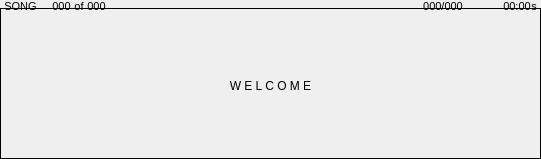
This is src/TitleArea.ui in ModPlugPlayer/LCDDisplayWidget as Qt 5 draws it before an edit. The edited form follows.
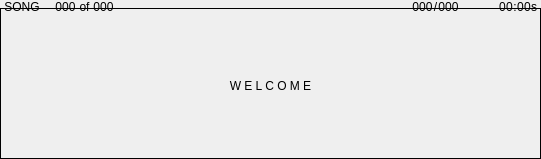
This is the edited form.

Commit message: Font arrangements

The edit to the form file:
```diff
--- a/src/TitleArea.ui
+++ b/src/TitleArea.ui
@@ -66,179 +66,6 @@
       <property name="spacing">
        <number>0</number>
       </property>
-      <item row="0" column="0">
-       <spacer name="horizontalSpacer_topLeft">
-        <property name="orientation">
-         <enum>Qt::Orientation::Horizontal</enum>
-        </property>
-        <property name="sizeType">
-         <enum>QSizePolicy::Policy::Fixed</enum>
-        </property>
-        <property name="sizeHint" stdset="0">
-         <size>
-          <width>3</width>
-          <height>5</height>
-         </size>
-        </property>
-       </spacer>
-      </item>
-      <item row="0" column="8">
-       <spacer name="horizontalSpacer_3">
-        <property name="orientation">
-         <enum>Qt::Orientation::Horizontal</enum>
-        </property>
-        <property name="sizeType">
-         <enum>QSizePolicy::Policy::Fixed</enum>
-        </property>
-        <property name="sizeHint" stdset="0">
-         <size>
-          <width>40</width>
-          <height>5</height>
-         </size>
-        </property>
-       </spacer>
-      </item>
-      <item row="0" column="1">
-       <widget class="QLabel" name="song">
-        <property name="sizePolicy">
-         <sizepolicy hsizetype="Fixed" vsizetype="Fixed">
-          <horstretch>0</horstretch>
-          <verstretch>0</verstretch>
-         </sizepolicy>
-        </property>
-        <property name="font">
-         <font>
-          <pointsize>-1</pointsize>
-         </font>
-        </property>
-        <property name="styleSheet">
-         <string notr="true">font-size: 11px;
-margin-top: 0px; /*Should be negative or zero*/</string>
-        </property>
-        <property name="text">
-         <string>SONG</string>
-        </property>
-        <property name="alignment">
-         <set>Qt::AlignmentFlag::AlignCenter</set>
-        </property>
-       </widget>
-      </item>
-      <item row="0" column="2">
-       <spacer name="horizontalSpacer_4">
-        <property name="orientation">
-         <enum>Qt::Orientation::Horizontal</enum>
-        </property>
-        <property name="sizeType">
-         <enum>QSizePolicy::Policy::Fixed</enum>
-        </property>
-        <property name="sizeHint" stdset="0">
-         <size>
-          <width>15</width>
-          <height>5</height>
-         </size>
-        </property>
-       </spacer>
-      </item>
-      <item row="0" column="10">
-       <widget class="QLabel" name="s">
-        <property name="sizePolicy">
-         <sizepolicy hsizetype="Fixed" vsizetype="Fixed">
-          <horstretch>0</horstretch>
-          <verstretch>0</verstretch>
-         </sizepolicy>
-        </property>
-        <property name="font">
-         <font>
-          <pointsize>-1</pointsize>
-         </font>
-        </property>
-        <property name="styleSheet">
-         <string notr="true">font-size: 11px;
-margin-top: 0px; /*Should be negative or zero*/</string>
-        </property>
-        <property name="text">
-         <string>s</string>
-        </property>
-        <property name="alignment">
-         <set>Qt::AlignmentFlag::AlignCenter</set>
-        </property>
-       </widget>
-      </item>
-      <item row="0" column="4">
-       <widget class="QLabel" name="slash">
-        <property name="sizePolicy">
-         <sizepolicy hsizetype="Fixed" vsizetype="Fixed">
-          <horstretch>0</horstretch>
-          <verstretch>0</verstretch>
-         </sizepolicy>
-        </property>
-        <property name="font">
-         <font>
-          <pointsize>-1</pointsize>
-         </font>
-        </property>
-        <property name="styleSheet">
-         <string notr="true">font-size: 11px;
-margin-top: 0px; /*Should be negative or zero*/</string>
-        </property>
-        <property name="text">
-         <string> of </string>
-        </property>
-        <property name="alignment">
-         <set>Qt::AlignmentFlag::AlignCenter</set>
-        </property>
-       </widget>
-      </item>
-      <item row="0" column="5">
-       <widget class="QLabel" name="subSongAmount">
-        <property name="sizePolicy">
-         <sizepolicy hsizetype="Fixed" vsizetype="Fixed">
-          <horstretch>0</horstretch>
-          <verstretch>0</verstretch>
-         </sizepolicy>
-        </property>
-        <property name="font">
-         <font>
-          <pointsize>-1</pointsize>
-         </font>
-        </property>
-        <property name="styleSheet">
-         <string notr="true">font-size: 11px;
-margin-top: 0px; /*Should be negative or zero*/</string>
-        </property>
-        <property name="text">
-         <string>000</string>
-        </property>
-        <property name="alignment">
-         <set>Qt::AlignmentFlag::AlignCenter</set>
-        </property>
-       </widget>
-      </item>
-      <item row="0" column="9">
-       <widget class="QLabel" name="songDuration">
-        <property name="sizePolicy">
-         <sizepolicy hsizetype="Fixed" vsizetype="Fixed">
-          <horstretch>0</horstretch>
-          <verstretch>0</verstretch>
-         </sizepolicy>
-        </property>
-        <property name="font">
-         <font>
-          <pointsize>-1</pointsize>
-         </font>
-        </property>
-        <property name="styleSheet">
-         <string notr="true">font-size: 11px;
-margin-top: 0px; /*Should be negative or zero*/</string>
-        </property>
-        <property name="text">
-         <string>00:00</string>
-        </property>
-        <property name="alignment">
-         <set>Qt::AlignmentFlag::AlignCenter</set>
-        </property>
-       </widget>
-      </item>
       <item row="0" column="6">
        <spacer name="horizontalSpacer">
         <property name="orientation">
@@ -261,13 +88,10 @@
          </sizepolicy>
         </property>
         <property name="font">
-         <font>
-          <pointsize>-1</pointsize>
-         </font>
+         <font/>
         </property>
         <property name="styleSheet">
-         <string notr="true">font-size: 11px;
-margin-top: 0px; /*Should be negative or zero*/</string>
+         <string notr="true">margin-top: 0px; /*Should be negative or zero*/</string>
         </property>
         <property name="text">
          <string>000</string>
@@ -277,8 +101,24 @@
         </property>
        </widget>
       </item>
-      <item row="0" column="7">
-       <widget class="QLabel" name="pattern">
+      <item row="0" column="10">
+       <spacer name="horizontalSpacer_3">
+        <property name="orientation">
+         <enum>Qt::Orientation::Horizontal</enum>
+        </property>
+        <property name="sizeType">
+         <enum>QSizePolicy::Policy::Fixed</enum>
+        </property>
+        <property name="sizeHint" stdset="0">
+         <size>
+          <width>40</width>
+          <height>5</height>
+         </size>
+        </property>
+       </spacer>
+      </item>
+      <item row="0" column="9">
+       <widget class="QLabel" name="pattern_3">
         <property name="sizePolicy">
          <sizepolicy hsizetype="Fixed" vsizetype="Fixed">
           <horstretch>0</horstretch>
@@ -286,16 +126,35 @@
          </sizepolicy>
         </property>
         <property name="font">
-         <font>
-          <pointsize>-1</pointsize>
-         </font>
+         <font/>
         </property>
         <property name="styleSheet">
-         <string notr="true">font-size: 11px;
-margin-top: 0px; /*Should be negative or zero*/</string>
+         <string notr="true">margin-top: 0px; /*Should be negative or zero*/</string>
         </property>
         <property name="text">
-         <string>000/000</string>
+         <string>000</string>
+        </property>
+        <property name="alignment">
+         <set>Qt::AlignmentFlag::AlignCenter</set>
+        </property>
+       </widget>
+      </item>
+      <item row="0" column="5">
+       <widget class="QLabel" name="subSongAmount">
+        <property name="sizePolicy">
+         <sizepolicy hsizetype="Fixed" vsizetype="Fixed">
+          <horstretch>0</horstretch>
+          <verstretch>0</verstretch>
+         </sizepolicy>
+        </property>
+        <property name="font">
+         <font/>
+        </property>
+        <property name="styleSheet">
+         <string notr="true">margin-top: 0px; /*Should be negative or zero*/</string>
+        </property>
+        <property name="text">
+         <string>000</string>
         </property>
         <property name="alignment">
          <set>Qt::AlignmentFlag::AlignCenter</set>
@@ -303,6 +162,44 @@
        </widget>
       </item>
       <item row="0" column="11">
+       <widget class="QLabel" name="songDuration_minute1">
+        <property name="sizePolicy">
+         <sizepolicy hsizetype="Fixed" vsizetype="Fixed">
+          <horstretch>0</horstretch>
+          <verstretch>0</verstretch>
+         </sizepolicy>
+        </property>
+        <property name="font">
+         <font/>
+        </property>
+        <property name="styleSheet">
+         <string notr="true">margin-top: 0px; /*Should be negative or zero*/</string>
+        </property>
+        <property name="text">
+         <string>0</string>
+        </property>
+        <property name="alignment">
+         <set>Qt::AlignmentFlag::AlignCenter</set>
+        </property>
+       </widget>
+      </item>
+      <item row="0" column="2">
+       <spacer name="horizontalSpacer_4">
+        <property name="orientation">
+         <enum>Qt::Orientation::Horizontal</enum>
+        </property>
+        <property name="sizeType">
+         <enum>QSizePolicy::Policy::Fixed</enum>
+        </property>
+        <property name="sizeHint" stdset="0">
+         <size>
+          <width>15</width>
+          <height>5</height>
+         </size>
+        </property>
+       </spacer>
+      </item>
+      <item row="0" column="17">
        <spacer name="horizontalSpacer_topRight">
         <property name="orientation">
          <enum>Qt::Orientation::Horizontal</enum>
@@ -318,7 +215,73 @@
         </property>
        </spacer>
       </item>
-      <item row="1" column="0" colspan="12">
+      <item row="0" column="12">
+       <widget class="QLabel" name="songDuration_minute2">
+        <property name="sizePolicy">
+         <sizepolicy hsizetype="Fixed" vsizetype="Fixed">
+          <horstretch>0</horstretch>
+          <verstretch>0</verstretch>
+         </sizepolicy>
+        </property>
+        <property name="font">
+         <font/>
+        </property>
+        <property name="styleSheet">
+         <string notr="true">margin-top: 0px; /*Should be negative or zero*/</string>
+        </property>
+        <property name="text">
+         <string>0</string>
+        </property>
+        <property name="alignment">
+         <set>Qt::AlignmentFlag::AlignCenter</set>
+        </property>
+       </widget>
+      </item>
+      <item row="0" column="16">
+       <widget class="QLabel" name="s">
+        <property name="sizePolicy">
+         <sizepolicy hsizetype="Fixed" vsizetype="Fixed">
+          <horstretch>0</horstretch>
+          <verstretch>0</verstretch>
+         </sizepolicy>
+        </property>
+        <property name="font">
+         <font/>
+        </property>
+        <property name="styleSheet">
+         <string notr="true">margin-top: -1px; /*Should be negative or zero*/</string>
+        </property>
+        <property name="text">
+         <string>s</string>
+        </property>
+        <property name="alignment">
+         <set>Qt::AlignmentFlag::AlignCenter</set>
+        </property>
+       </widget>
+      </item>
+      <item row="0" column="1">
+       <widget class="QLabel" name="song">
+        <property name="sizePolicy">
+         <sizepolicy hsizetype="Fixed" vsizetype="Fixed">
+          <horstretch>0</horstretch>
+          <verstretch>0</verstretch>
+         </sizepolicy>
+        </property>
+        <property name="font">
+         <font/>
+        </property>
+        <property name="styleSheet">
+         <string notr="true">margin-top: -1px; /*Should be negative or zero*/</string>
+        </property>
+        <property name="text">
+         <string>SONG</string>
+        </property>
+        <property name="alignment">
+         <set>Qt::AlignmentFlag::AlignCenter</set>
+        </property>
+       </widget>
+      </item>
+      <item row="1" column="0" colspan="18">
        <widget class="QLabel" name="title">
         <property name="sizePolicy">
          <sizepolicy hsizetype="Expanding" vsizetype="Expanding">
@@ -345,6 +308,154 @@
         </property>
        </widget>
       </item>
+      <item row="0" column="7">
+       <widget class="QLabel" name="pattern">
+        <property name="sizePolicy">
+         <sizepolicy hsizetype="Fixed" vsizetype="Fixed">
+          <horstretch>0</horstretch>
+          <verstretch>0</verstretch>
+         </sizepolicy>
+        </property>
+        <property name="font">
+         <font/>
+        </property>
+        <property name="styleSheet">
+         <string notr="true">margin-top: 0px; /*Should be negative or zero*/</string>
+        </property>
+        <property name="text">
+         <string>000</string>
+        </property>
+        <property name="alignment">
+         <set>Qt::AlignmentFlag::AlignCenter</set>
+        </property>
+       </widget>
+      </item>
+      <item row="0" column="0">
+       <spacer name="horizontalSpacer_topLeft">
+        <property name="orientation">
+         <enum>Qt::Orientation::Horizontal</enum>
+        </property>
+        <property name="sizeType">
+         <enum>QSizePolicy::Policy::Fixed</enum>
+        </property>
+        <property name="sizeHint" stdset="0">
+         <size>
+          <width>3</width>
+          <height>5</height>
+         </size>
+        </property>
+       </spacer>
+      </item>
+      <item row="0" column="4">
+       <widget class="QLabel" name="of">
+        <property name="sizePolicy">
+         <sizepolicy hsizetype="Fixed" vsizetype="Fixed">
+          <horstretch>0</horstretch>
+          <verstretch>0</verstretch>
+         </sizepolicy>
+        </property>
+        <property name="font">
+         <font/>
+        </property>
+        <property name="styleSheet">
+         <string notr="true">margin-top: -1px; /*Should be negative or zero*/</string>
+        </property>
+        <property name="text">
+         <string> of </string>
+        </property>
+        <property name="alignment">
+         <set>Qt::AlignmentFlag::AlignCenter</set>
+        </property>
+       </widget>
+      </item>
+      <item row="0" column="15">
+       <widget class="QLabel" name="songDuration_second2">
+        <property name="sizePolicy">
+         <sizepolicy hsizetype="Fixed" vsizetype="Fixed">
+          <horstretch>0</horstretch>
+          <verstretch>0</verstretch>
+         </sizepolicy>
+        </property>
+        <property name="font">
+         <font/>
+        </property>
+        <property name="styleSheet">
+         <string notr="true">margin-top: 0px; /*Should be negative or zero*/</string>
+        </property>
+        <property name="text">
+         <string>0</string>
+        </property>
+        <property name="alignment">
+         <set>Qt::AlignmentFlag::AlignCenter</set>
+        </property>
+       </widget>
+      </item>
+      <item row="0" column="8">
+       <widget class="QLabel" name="slash">
+        <property name="sizePolicy">
+         <sizepolicy hsizetype="Fixed" vsizetype="Fixed">
+          <horstretch>0</horstretch>
+          <verstretch>0</verstretch>
+         </sizepolicy>
+        </property>
+        <property name="font">
+         <font/>
+        </property>
+        <property name="styleSheet">
+         <string notr="true">margin-top: -1px; /*Should be negative or zero*/</string>
+        </property>
+        <property name="text">
+         <string>/</string>
+        </property>
+        <property name="alignment">
+         <set>Qt::AlignmentFlag::AlignCenter</set>
+        </property>
+       </widget>
+      </item>
+      <item row="0" column="13">
+       <widget class="QLabel" name="songDuration_colon">
+        <property name="sizePolicy">
+         <sizepolicy hsizetype="Fixed" vsizetype="Fixed">
+          <horstretch>0</horstretch>
+          <verstretch>0</verstretch>
+         </sizepolicy>
+        </property>
+        <property name="font">
+         <font/>
+        </property>
+        <property name="styleSheet">
+         <string notr="true">margin-top: 0px; /*Should be negative or zero*/</string>
+        </property>
+        <property name="text">
+         <string>:</string>
+        </property>
+        <property name="alignment">
+         <set>Qt::AlignmentFlag::AlignCenter</set>
+        </property>
+       </widget>
+      </item>
+      <item row="0" column="14">
+       <widget class="QLabel" name="songDuration_second1">
+        <property name="sizePolicy">
+         <sizepolicy hsizetype="Fixed" vsizetype="Fixed">
+          <horstretch>0</horstretch>
+          <verstretch>0</verstretch>
+         </sizepolicy>
+        </property>
+        <property name="font">
+         <font/>
+        </property>
+        <property name="styleSheet">
+         <string notr="true">margin-top: 0px; /*Should be negative or zero*/</string>
+        </property>
+        <property name="text">
+         <string>0</string>
+        </property>
+        <property name="alignment">
+         <set>Qt::AlignmentFlag::AlignCenter</set>
+        </property>
+       </widget>
+      </item>
      </layout>
     </widget>
    </item>
```
Left out of the diff: 3 changed lines with no effect on the pictures. The commit also changes 7 other files.
